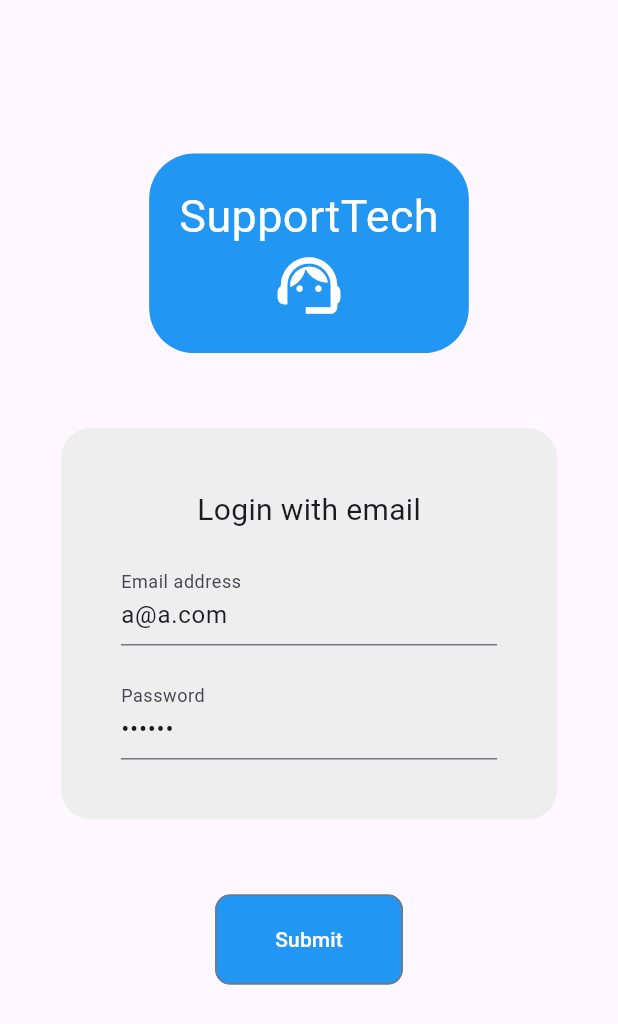
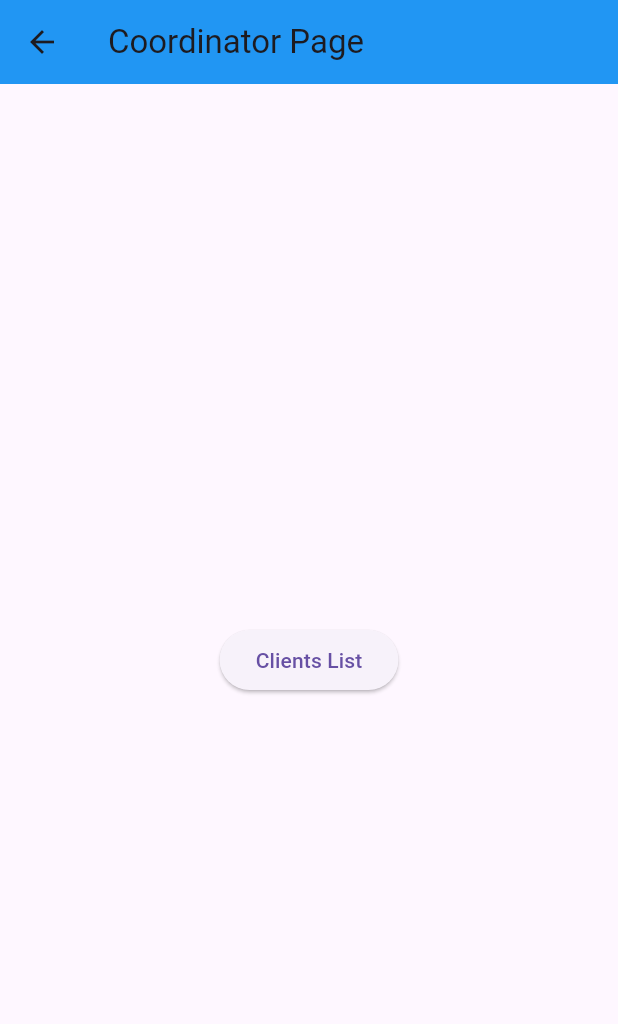
Before and after one commit to Dahenzl/Proyecto-Aplicacion-Soporte, a Flutter app: the screen it shows after launch, after a tap on "Submit", on a phone screen of 412 x 824 dp. Shown: the top 1024 px of the screen. Run offline on Flutter 3.47's test engine with Material 3 defaults, Android fonts, the light colour scheme and no system bars; our stand-ins replace get, loggy.

Commit message:
Añadido lista de clientes

```diff
--- a/lib/main.dart
+++ b/lib/main.dart
@@ -2,6 +2,7 @@
 import 'package:get/get.dart';
 import 'package:loggy/loggy.dart';
 import 'package:proyecto_aplicacion_soporte/ui/controller/authentication_controller.dart';
+import 'package:proyecto_aplicacion_soporte/ui/controller/coordinator_controller.dart';
 import 'package:proyecto_aplicacion_soporte/ui/pages/authentication/login_page.dart';
 
 void main() {
@@ -12,6 +13,7 @@
   );
 
   Get.put(AuthenticationController());
+  Get.put(CoordinatorController());
   runApp(const MyApp());
 }
 
--- a/lib/ui/controller/authentication_controller.dart
+++ b/lib/ui/controller/authentication_controller.dart
@@ -1,5 +1,6 @@
 import 'package:get/get.dart';
 import 'package:loggy/loggy.dart';
+import 'package:proyecto_aplicacion_soporte/ui/pages/coordinator/coordinator_main.dart';
 
 class AuthenticationController extends GetxController {
   final logged = false.obs;
@@ -11,10 +12,12 @@ class AuthenticationController extends GetxController {
     try {
       // Aquí deberías agregar la lógica real de inicio de sesión, como llamar a una API para autenticar al usuario.
       // Este es un ejemplo de simulación de inicio de sesión exitoso basado en las credenciales del usuario.
-      if (email == 'a@a.com' || email == 'b@b.com' && password == '123456') {
+      if (email == 'a@a.com' || email == 'b@a.com' && password == '123456') {
         logged.value = true;
-        errorMessage.value = ''; // Limpiar mensaje de error
-      } else if (email == 'c@c.com ' && password == '123456')  {
+        errorMessage.value = '';
+        Get.to(
+            () => CoordinatorMain(email: email)); // Limpiar mensaje de error
+      } else if (email == 'c@c.com ' && password == '123456') {
         logged.value = true;
         errorMessage.value = ''; // Limpiar mensaje de error
       } else {
@@ -22,7 +25,8 @@ class AuthenticationController extends GetxController {
       }
     } catch (e) {
       logError('Error en el inicio de sesión: $e');
-      errorMessage.value = 'Error al iniciar sesión'; // Establecer mensaje de error
+      errorMessage.value =
+          'Error al iniciar sesión'; // Establecer mensaje de error
       throw e;
     }
   }
--- /dev/null
+++ b/lib/ui/controller/coordinator_controller.dart
@@ -0,0 +1,64 @@
+import 'package:get/get.dart';
+import 'package:loggy/loggy.dart';
+
+class CoordinatorController extends GetxController {
+  final RxList<Client> _clients = <Client>[
+    Client(id: 1, firstName: 'John', lastName: 'Doe', email: 'john.doe@example.com'),
+    Client(id: 2, firstName: 'Jane', lastName: 'Doe', email: 'jane.doe@example.com'),
+    Client(id: 3, firstName: 'Alice', lastName: 'Smith', email: 'alice.smith@example.com'),
+  ].obs;
+
+  List<Client> get clients => _clients;
+
+  @override
+  void onInit() {
+    getClients();
+    super.onInit();
+  }
+
+  getClients() {
+    logInfo("Getting clients");
+    _clients.value = [
+      Client(id: 1, firstName: 'John', lastName: 'Doe', email: 'john.doe@example.com'),
+      Client(id: 2, firstName: 'Jane', lastName: 'Doe', email: 'jane.doe@example.com'),
+      Client(id: 3, firstName: 'Alice', lastName: 'Smith', email: 'alice.smith@example.com'),
+    ];
+  }
+
+  addClient(String firstName, String lastName, String email) {
+    logInfo("Add client");
+    int newId = _clients.isNotEmpty ? _clients.last.id + 1 : 1;
+    _clients.add(Client(id: newId, firstName: firstName, lastName: lastName, email: email));
+  }
+
+  updateClient(Client client) {
+    logInfo("Update client");
+    int index = _clients.indexWhere((c) => c.id == client.id);
+    if (index != -1) {
+      _clients[index] = client;
+    }
+  }
+
+  deleteClient(int id) {
+    logInfo("Delete client");
+    _clients.removeWhere((client) => client.id == id);
+
+    // Reorganizar los IDs después de eliminar un cliente
+    reorganizeIds();
+  }
+
+  reorganizeIds() {
+    for (int i = 0; i < _clients.length; i++) {
+      _clients[i] = Client(id: i + 1, firstName: _clients[i].firstName, lastName: _clients[i].lastName, email: _clients[i].email);
+    }
+  }
+}
+
+class Client {
+  final int id;
+  final String firstName;
+  final String lastName;
+  final String email;
+
+  Client({required this.id, required this.firstName, required this.lastName, required this.email});
+}
--- /dev/null
+++ b/lib/ui/pages/coordinator/coordinator_main.dart
@@ -0,0 +1,28 @@
+import "package:flutter/material.dart";
+import "package:get/get.dart";
+import "package:loggy/loggy.dart";
+import "package:proyecto_aplicacion_soporte/ui/pages/coordinator/clients/clients_menu.dart";
+
+class CoordinatorMain extends StatelessWidget {
+  final String email;
+  const CoordinatorMain({Key? key, required this.email}) : super(key: key);
+
+  @override
+  Widget build(BuildContext context) {
+    return Scaffold(
+      appBar: AppBar(
+        title: const Text("Coordinator Page"),
+        backgroundColor: Colors.blue,
+      ),
+      body: Center(
+        child: ElevatedButton(
+          onPressed: () {
+            logInfo("Going to Clients List");
+            Get.to(() => const ClientsMenu());
+          },
+          child: const Text("Clients List"),
+        ),
+      ),
+    );
+  }
+}
```
Also changed, not shown: lib/ui/pages/coordinator/clients/clients_menu.dart (added, +74 -0 lines), lib/ui/pages/coordinator/clients/create_client.dart (added, +81 -0 lines), lib/ui/pages/coordinator/clients/edit_client.dart (added, +85 -0 lines), lib/ui/pages/coordinator/reports/reports_menu.dart (added, +13 -0 lines), lib/ui/pages/coordinator/support/supports_menu.dart (added, +13 -0 lines).
